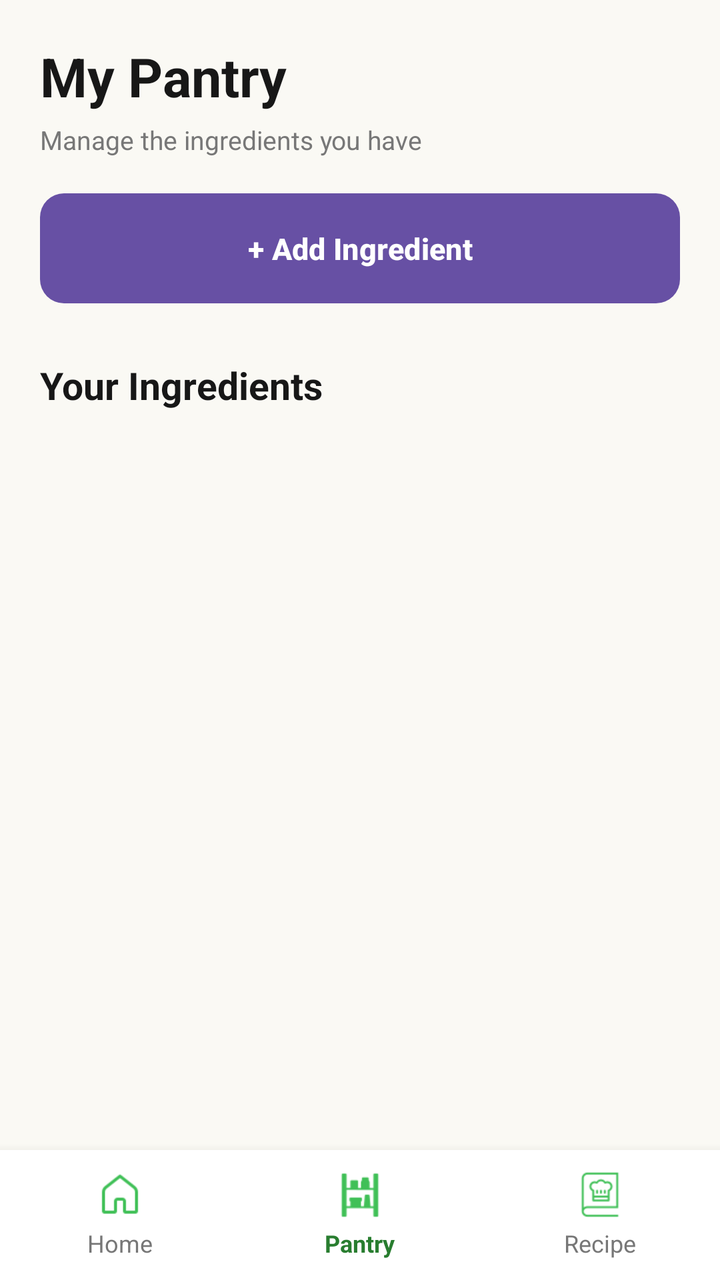
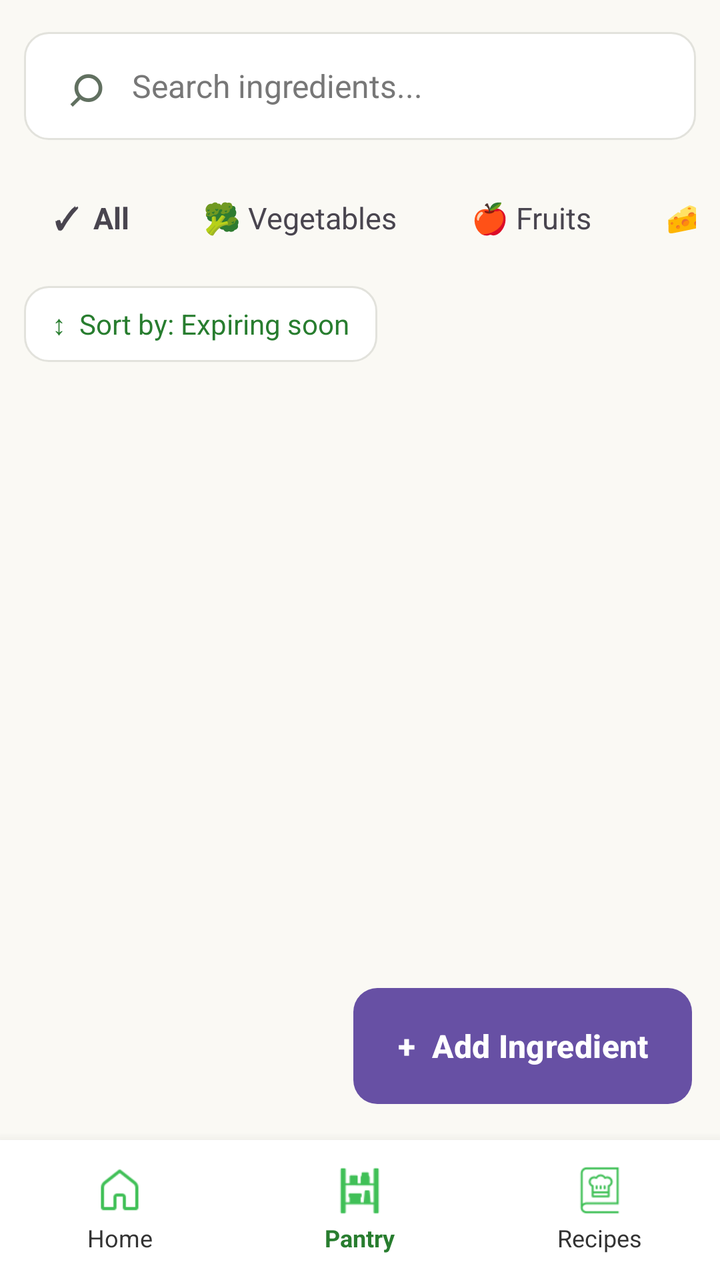

An Android layout rendered at two revisions. The XML below is the earlier revision; the diff shows what the commit changed to produce the second picture.
<!-- AndroidManifest.xml: application theme Theme.SRPF -->
<!-- res/layout/activity_pantry.xml -->
<?xml version="1.0" encoding="utf-8"?>
<LinearLayout
    xmlns:android="http://schemas.android.com/apk/res/android"
    android:layout_width="match_parent"
    android:layout_height="match_parent"
    android:orientation="vertical"
    android:background="#FAF9F4">

    <ScrollView
        android:layout_width="match_parent"
        android:layout_height="0dp"
        android:layout_weight="1"
        android:fillViewport="true">

        <LinearLayout
            android:layout_width="match_parent"
            android:layout_height="wrap_content"
            android:orientation="vertical"
            android:padding="20dp">

            

            <TextView
                android:layout_width="wrap_content"
                android:layout_height="wrap_content"
                android:text="My Pantry"
                android:textColor="#171717"
                android:textSize="27sp"
                android:textStyle="bold" />

            <TextView
                android:layout_width="wrap_content"
                android:layout_height="wrap_content"
                android:text="Manage the ingredients you have"
                android:textColor="#777777"
                android:textSize="13sp"
                android:layout_marginTop="5dp"
                android:layout_marginBottom="18dp" />

            

            <Button
                android:id="@+id/btnAddIngredient"
                android:layout_width="match_parent"
                android:layout_height="55dp"
                android:text="+ Add Ingredient"
                android:textColor="#FFFFFF"
                android:textSize="15sp"
                android:textStyle="bold"
                android:textAllCaps="false"
                android:background="@drawable/bg_button" />

            

            <TextView
                android:layout_width="wrap_content"
                android:layout_height="wrap_content"
                android:text="Your Ingredients"
                android:textColor="#171717"
                android:textSize="19sp"
                android:textStyle="bold"
                android:layout_marginTop="28dp"
                android:layout_marginBottom="14dp" />

            <LinearLayout
                android:id="@+id/ingredientsContainer"
                android:layout_width="match_parent"
                android:layout_height="wrap_content"
                android:orientation="vertical" />

        </LinearLayout>

    </ScrollView>

    

    <LinearLayout
        android:layout_width="match_parent"
        android:layout_height="65dp"
        android:orientation="horizontal"
        android:gravity="center"
        android:background="#FFFFFF"
        android:elevation="8dp">

        

        <LinearLayout
            android:id="@+id/navHomeContainer"
            android:layout_width="0dp"
            android:layout_height="match_parent"
            android:layout_weight="1"
            android:orientation="vertical"
            android:gravity="center"
            android:clickable="true"
            android:focusable="true">

            <ImageView
                android:id="@+id/navHomeIcon"
                android:layout_width="24dp"
                android:layout_height="24dp"
                android:layout_marginBottom="4dp"
                android:src="@drawable/unfocus_home"
                android:contentDescription="Home" />

            <TextView
                android:id="@+id/navHomeText"
                android:layout_width="wrap_content"
                android:layout_height="wrap_content"
                android:text="Home"
                android:textColor="#777777"
                android:textSize="12sp" />

        </LinearLayout>

        

        <LinearLayout
            android:id="@+id/navPantryContainer"
            android:layout_width="0dp"
            android:layout_height="match_parent"
            android:layout_weight="1"
            android:orientation="vertical"
            android:gravity="center"
            android:clickable="true"
            android:focusable="true">

            <ImageView
                android:id="@+id/navPantryIcon"
                android:layout_width="24dp"
                android:layout_height="24dp"
                android:layout_marginBottom="4dp"
                android:src="@drawable/focus_pantry"
                android:contentDescription="Pantry" />

            <TextView
                android:id="@+id/navPantryText"
                android:layout_width="wrap_content"
                android:layout_height="wrap_content"
                android:text="Pantry"
                android:textColor="#287D2F"
                android:textSize="12sp"
                android:textStyle="bold" />

        </LinearLayout>

        

        <LinearLayout
            android:id="@+id/navRecipeContainer"
            android:layout_width="0dp"
            android:layout_height="match_parent"
            android:layout_weight="1"
            android:orientation="vertical"
            android:gravity="center"
            android:clickable="true"
            android:focusable="true">

            <ImageView
                android:id="@+id/navRecipeIcon"
                android:layout_width="24dp"
                android:layout_height="24dp"
                android:layout_marginBottom="4dp"
                android:src="@drawable/unfocus_recipe"
                android:contentDescription="Recipe" />

            <TextView
                android:id="@+id/navRecipeText"
                android:layout_width="wrap_content"
                android:layout_height="wrap_content"
                android:text="Recipe"
                android:textColor="#777777"
                android:textSize="12sp" />

        </LinearLayout>

    </LinearLayout>

</LinearLayout>
<!-- resources referenced by this layout -->
<resources>
  <!-- drawable bg_button (drawable) -->
  <?xml version="1.0" encoding="utf-8"?>
  <shape xmlns:android="http://schemas.android.com/apk/res/android">
  
      <solid android:color="#2E7D32" />
  
      <corners android:radius="12dp" />
  
  </shape>
  <!-- drawable focus_pantry: png bitmap (drawable, 729 bytes) -->
  <!-- drawable unfocus_home: png bitmap (drawable, 760 bytes) -->
  <!-- drawable unfocus_recipe: png bitmap (drawable, 970 bytes) -->
  <style name="Theme.SRPF" parent="Base.Theme.SRPF" />
  <style name="Base.Theme.SRPF" parent="Theme.Material3.DayNight.NoActionBar">
          
          
      </style>
</resources>

<!-- the commit's change to res/layout/activity_pantry.xml (unified diff, before → after) -->
@@ -6,81 +6,241 @@
     android:orientation="vertical"
     android:background="#FAF9F4">
 
-    <ScrollView
+    
+    
+    
+
+    <FrameLayout
         android:layout_width="match_parent"
         android:layout_height="0dp"
-        android:layout_weight="1"
-        android:fillViewport="true">
-
-        <LinearLayout
+        android:layout_weight="1">
+
+        <ScrollView
             android:layout_width="match_parent"
-            android:layout_height="wrap_content"
-            android:orientation="vertical"
-            android:padding="20dp">
-
-            
-
-            <TextView
-                android:layout_width="wrap_content"
-                android:layout_height="wrap_content"
-                android:text="My Pantry"
-                android:textColor="#171717"
-                android:textSize="27sp"
-                android:textStyle="bold" />
-
-            <TextView
-                android:layout_width="wrap_content"
-                android:layout_height="wrap_content"
-                android:text="Manage the ingredients you have"
-                android:textColor="#777777"
-                android:textSize="13sp"
-                android:layout_marginTop="5dp"
-                android:layout_marginBottom="18dp" />
-
-            
-
-            <Button
-                android:id="@+id/btnAddIngredient"
-                android:layout_width="match_parent"
-                android:layout_height="55dp"
-                android:text="+ Add Ingredient"
-                android:textColor="#FFFFFF"
-                android:textSize="15sp"
-                android:textStyle="bold"
-                android:textAllCaps="false"
-                android:background="@drawable/bg_button" />
-
-            
-
-            <TextView
-                android:layout_width="wrap_content"
-                android:layout_height="wrap_content"
-                android:text="Your Ingredients"
-                android:textColor="#171717"
-                android:textSize="19sp"
-                android:textStyle="bold"
-                android:layout_marginTop="28dp"
-                android:layout_marginBottom="14dp" />
+            android:layout_height="match_parent">
+
 
             <LinearLayout
-                android:id="@+id/ingredientsContainer"
                 android:layout_width="match_parent"
                 android:layout_height="wrap_content"
-                android:orientation="vertical" />
-
-        </LinearLayout>
-
-    </ScrollView>
-
+                android:orientation="vertical"
+                android:paddingStart="12dp"
+                android:paddingEnd="12dp"
+                android:paddingTop="16dp"
+                android:paddingBottom="100dp">
+
+                
+                
+                
+
+                <LinearLayout
+                    android:layout_width="match_parent"
+                    android:layout_height="54dp"
+                    android:orientation="horizontal"
+                    android:gravity="center_vertical"
+                    android:paddingStart="16dp"
+                    android:paddingEnd="16dp"
+                    android:background="@drawable/bg_input">
+
+                    <TextView
+                        android:layout_width="30dp"
+                        android:layout_height="wrap_content"
+                        android:text="⌕"
+                        android:textSize="30sp"
+                        android:textColor="#617060"
+                        android:gravity="center"/>
+
+                    <EditText
+                        android:id="@+id/etSearch"
+                        android:layout_width="0dp"
+                        android:layout_height="match_parent"
+                        android:layout_weight="1"
+                        android:hint="Search ingredients..."
+                        android:textSize="16sp"
+                        android:textColor="#222222"
+                        android:textColorHint="#777777"
+                        android:background="@android:color/transparent"
+                        android:singleLine="true"
+                        android:paddingStart="8dp"
+                        android:paddingEnd="8dp"/>
+
+
+                </LinearLayout>
+
+                
+                
+                
+
+                <HorizontalScrollView
+                    android:layout_width="match_parent"
+                    android:layout_height="58dp"
+                    android:layout_marginTop="10dp"
+                    android:scrollbars="none">
+
+                    <LinearLayout
+                        android:layout_width="wrap_content"
+                        android:layout_height="match_parent"
+                        android:orientation="horizontal"
+                        android:gravity="center_vertical">
+
+                        
+
+                        <LinearLayout
+                            android:id="@+id/chipAll"
+                            android:layout_width="wrap_content"
+                            android:layout_height="40dp"
+                            android:orientation="horizontal"
+                            android:gravity="center"
+                            android:paddingStart="15dp"
+                            android:paddingEnd="15dp">
+
+                            <TextView
+                                android:layout_width="wrap_content"
+                                android:layout_height="wrap_content"
+                                android:text="✓  All"
+                                android:textSize="15sp"
+                                android:textStyle="bold"/>
+                        </LinearLayout>
+
+                        
+
+                        <LinearLayout
+                            android:id="@+id/chipVegetables"
+                            android:layout_width="wrap_content"
+                            android:layout_height="40dp"
+                            android:layout_marginStart="7dp"
+                            android:orientation="horizontal"
+                            android:gravity="center"
+                            android:paddingStart="15dp"
+                            android:paddingEnd="15dp">
+
+                            <TextView
+                                android:layout_width="wrap_content"
+                                android:layout_height="wrap_content"
+                                android:text="🥦 Vegetables"
+                                android:textSize="15sp"/>
+                        </LinearLayout>
+
+                        
+
+                        <LinearLayout
+                            android:id="@+id/chipFruits"
+                            android:layout_width="wrap_content"
+                            android:layout_height="40dp"
+                            android:layout_marginStart="7dp"
+                            android:orientation="horizontal"
+                            android:gravity="center"
+                            android:paddingStart="15dp"
+                            android:paddingEnd="15dp">
+
+                            <TextView
+                                android:layout_width="wrap_content"
+                                android:layout_height="wrap_content"
+                                android:text="🍎 Fruits"
+                                android:textSize="15sp"/>
+                        </LinearLayout>
+
+                        
+
+                        <LinearLayout
+                            android:id="@+id/chipDairy"
+                            android:layout_width="wrap_content"
+                            android:layout_height="40dp"
+                            android:layout_marginStart="7dp"
+                            android:orientation="horizontal"
+                            android:gravity="center"
+                            android:paddingStart="15dp"
+                            android:paddingEnd="15dp">
+
+                            <TextView
+                                android:layout_width="wrap_content"
+                                android:layout_height="wrap_content"
+                                android:text="🧀 Dairy"
+                                android:textSize="15sp"/>
+                        </LinearLayout>
+
+                    </LinearLayout>
+
+                </HorizontalScrollView>
+
+                
+                
+                
+
+                <LinearLayout
+                    android:layout_width="match_parent"
+                    android:layout_height="48dp"
+                    android:orientation="horizontal"
+                    android:gravity="center_vertical">
+
+                    <TextView
+                        android:id="@+id/tvSort"
+                        android:layout_width="wrap_content"
+                        android:layout_height="38dp"
+                        android:gravity="center_vertical"
+                        android:paddingStart="14dp"
+                        android:paddingEnd="14dp"
+                        android:text="↕  Sort by: Expiring soon"
+                        android:textColor="#287D2F"
+                        android:textSize="14sp"
+                        android:background="@drawable/bg_input"/>
+
+                    <View
+                        android:layout_width="0dp"
+                        android:layout_height="1dp"
+                        android:layout_weight="1"/>
+
+                </LinearLayout>
+
+                
+                
+                
+
+                <LinearLayout
+                    android:id="@+id/ingredientsContainer"
+                    android:layout_width="match_parent"
+                    android:layout_height="wrap_content"
+                    android:orientation="vertical"
+                    android:layout_marginTop="6dp"/>
+
+            </LinearLayout>
+
+        </ScrollView>
+
+        
+        
+        
+
+        <Button
+            android:id="@+id/btnAddIngredient"
+            android:layout_width="wrap_content"
+            android:layout_height="58dp"
+            android:layout_gravity="bottom|end"
+            android:layout_marginEnd="14dp"
+            android:layout_marginBottom="18dp"
+            android:paddingStart="22dp"
+            android:paddingEnd="22dp"
+            android:text="+  Add Ingredient"
+            android:textColor="#FFFFFF"
+            android:textSize="16sp"
+            android:textStyle="bold"
+            android:textAllCaps="false"
+            android:elevation="8dp"
+            android:background="@drawable/bg_button"/>
+
+    </FrameLayout>
+
+    
+    
     
 
     <LinearLayout
         android:layout_width="match_parent"
-        android:layout_height="65dp"
+        android:layout_height="70dp"
         android:orientation="horizontal"
         android:gravity="center"
         android:background="#FFFFFF"
-        android:elevation="8dp">
+        android:elevation="10dp">
 
         
 
@@ -96,19 +256,19 @@
 
             <ImageView
                 android:id="@+id/navHomeIcon"
-                android:layout_width="24dp"
-                android:layout_height="24dp"
-                android:layout_marginBottom="4dp"
+                android:layout_width="25dp"
+                android:layout_height="25dp"
+                android:layout_marginBottom="3dp"
                 android:src="@drawable/unfocus_home"
-                android:contentDescription="Home" />
+                android:contentDescription="Home"/>
 
             <TextView
                 android:id="@+id/navHomeText"
                 android:layout_width="wrap_content"
                 android:layout_height="wrap_content"
                 android:text="Home"
-                android:textColor="#777777"
-                android:textSize="12sp" />
+                android:textColor="#333333"
+                android:textSize="12sp"/>
 
         </LinearLayout>
 
@@ -126,11 +286,11 @@
 
             <ImageView
                 android:id="@+id/navPantryIcon"
-                android:layout_width="24dp"
-                android:layout_height="24dp"
-                android:layout_marginBottom="4dp"
+                android:layout_width="25dp"
+                android:layout_height="25dp"
+                android:layout_marginBottom="3dp"
                 android:src="@drawable/focus_pantry"
-                android:contentDescription="Pantry" />
+                android:contentDescription="Pantry"/>
 
             <TextView
                 android:id="@+id/navPantryText"
@@ -139,7 +299,7 @@
                 android:text="Pantry"
                 android:textColor="#287D2F"
                 android:textSize="12sp"
-                android:textStyle="bold" />
+                android:textStyle="bold"/>
 
         </LinearLayout>
 
@@ -157,19 +317,19 @@
 
             <ImageView
                 android:id="@+id/navRecipeIcon"
-                android:layout_width="24dp"
-                android:layout_height="24dp"
-                android:layout_marginBottom="4dp"
+                android:layout_width="25dp"
+                android:layout_height="25dp"
+                android:layout_marginBottom="3dp"
                 android:src="@drawable/unfocus_recipe"
-                android:contentDescription="Recipe" />
+                android:contentDescription="Recipes"/>
 
             <TextView
                 android:id="@+id/navRecipeText"
                 android:layout_width="wrap_content"
                 android:layout_height="wrap_content"
-                android:text="Recipe"
-                android:textColor="#777777"
-                android:textSize="12sp" />
+                android:text="Recipes"
+                android:textColor="#333333"
+                android:textSize="12sp"/>
 
         </LinearLayout>
 
<!-- resource entries referenced after the edit -->
@@ -7,6 +7,25 @@
       <solid android:color="#2E7D32" />
   
       <corners android:radius="12dp" />
+  
+  </shape>
+  <!-- drawable bg_input (drawable) -->
+  <?xml version="1.0" encoding="utf-8"?>
+  <shape xmlns:android="http://schemas.android.com/apk/res/android">
+  
+      <solid android:color="#FFFFFF" />
+  
+      <corners android:radius="12dp" />
+  
+      <stroke
+          android:width="1dp"
+          android:color="#E2E2DC" />
+  
+      <padding
+          android:left="4dp"
+          android:top="4dp"
+          android:right="4dp"
+          android:bottom="4dp" />
   
   </shape>
   <!-- drawable focus_pantry: png bitmap (drawable, 729 bytes) -->
